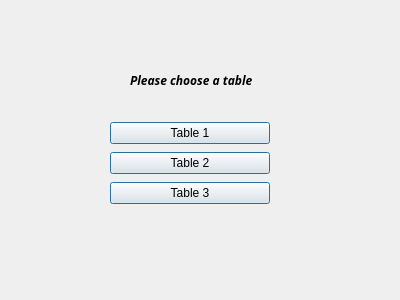
The window that rqt_mypkg/resource/Tables.ui (ikramerekabi/Delivery_Service_Robot) describes before a commit, drawn with Qt 5.
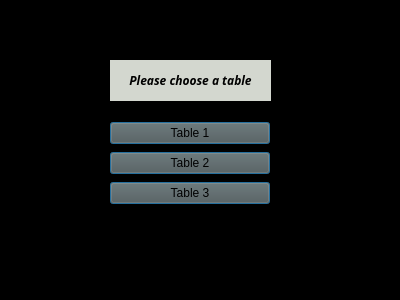
The same window after the commit.

```diff
--- a/rqt_mypkg/resource/Tables.ui
+++ b/rqt_mypkg/resource/Tables.ui
@@ -13,6 +13,15 @@
   <property name="windowTitle">
    <string>Form</string>
   </property>
+  <property name="autoFillBackground">
+   <bool>false</bool>
+  </property>
+  <property name="styleSheet">
+   <string notr="true">color: rgb(0, 0, 0);
+background-color: rgb(0, 0, 0);
+
+</string>
+  </property>
   <widget class="QWidget" name="verticalLayoutWidget">
    <property name="geometry">
     <rect>
@@ -25,6 +34,9 @@
    <layout class="QVBoxLayout" name="verticalLayout">
     <item>
      <widget class="QPushButton" name="Table1_button">
+      <property name="styleSheet">
+       <string notr="true">background-color: rgb(85, 87, 83);</string>
+      </property>
       <property name="text">
        <string>Table 1</string>
       </property>
@@ -41,6 +53,9 @@
     </item>
     <item>
      <widget class="QPushButton" name="Table2_button">
+      <property name="styleSheet">
+       <string notr="true">background-color: rgb(85, 87, 83);</string>
+      </property>
       <property name="text">
        <string>Table 2</string>
       </property>
@@ -51,6 +66,9 @@
     </item>
     <item>
      <widget class="QPushButton" name="Table3_button">
+      <property name="styleSheet">
+       <string notr="true">background-color: rgb(85, 87, 83);</string>
+      </property>
       <property name="text">
        <string>Table 3</string>
       </property>
@@ -64,7 +82,7 @@
   <widget class="QLabel" name="label">
    <property name="geometry">
     <rect>
-     <x>130</x>
+     <x>110</x>
      <y>60</y>
      <width>161</width>
      <height>41</height>
@@ -78,9 +96,15 @@
      <bold>true</bold>
     </font>
    </property>
+   <property name="styleSheet">
+    <string notr="true">background-color: rgb(211, 215, 207);</string>
+   </property>
    <property name="text">
     <string>Please choose a table</string>
    </property>
+   <property name="alignment">
+    <set>Qt::AlignCenter</set>
+   </property>
   </widget>
  </widget>
  <resources/>
```
Left out of the diff: 6 changed lines with no effect on the pictures.
